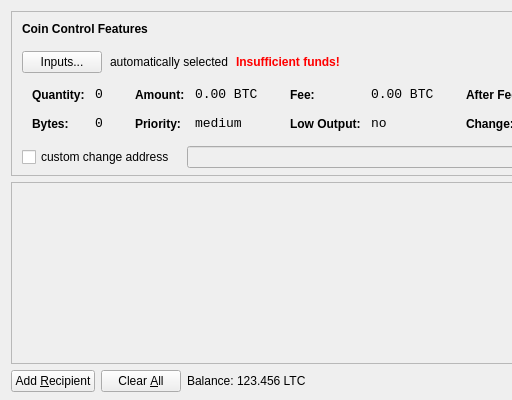
Old version of the form src/qt/forms/sendcoinsdialog.ui in the repository CriticalNix/FunKarmaCoin; both pictures show x 0 to 512 and y 0 to 400 of the 850 by 400 pixel window.
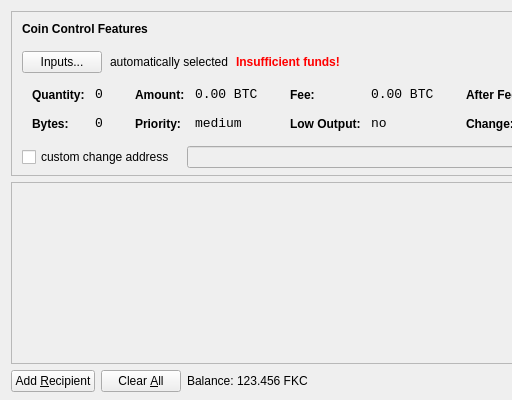
New version of the form. Icons and pictures are not drawn.

What changed in the file:
```diff
--- a/src/qt/forms/sendcoinsdialog.ui
+++ b/src/qt/forms/sendcoinsdialog.ui
@@ -720,7 +720,7 @@
           <cursorShape>IBeamCursor</cursorShape>
          </property>
          <property name="text">
-          <string>123.456 LTC</string>
+          <string>123.456 FKC</string>
          </property>
          <property name="textInteractionFlags">
           <set>Qt::LinksAccessibleByMouse|Qt::TextSelectableByKeyboard|Qt::TextSelectableByMouse</set>
```
